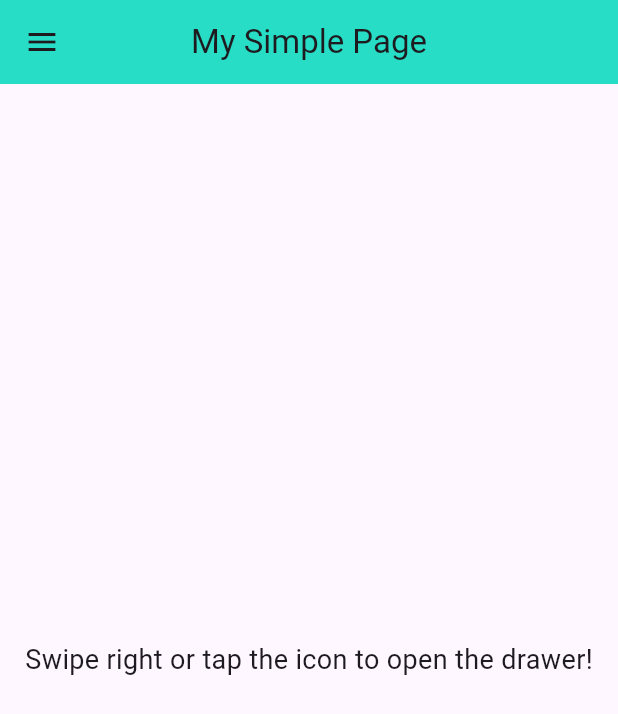
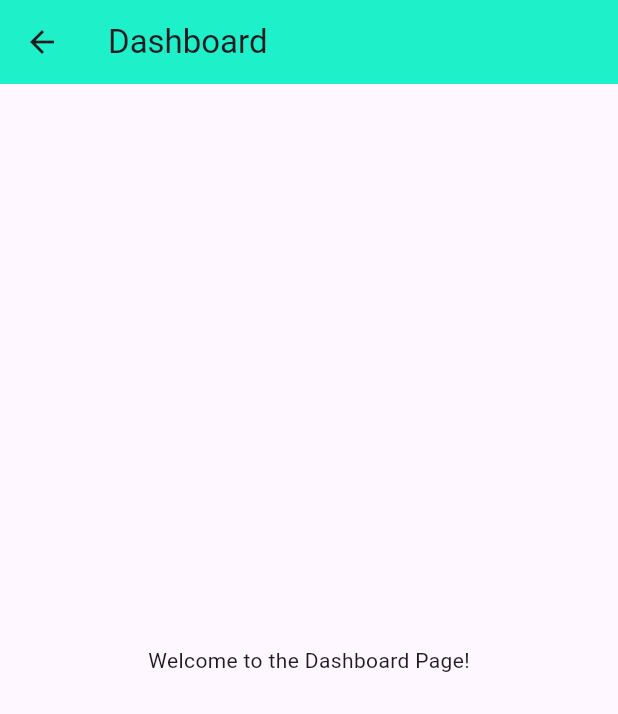
Before and after one commit to Alex16oz/aplikasiflutter1, a Flutter app: the screen it shows after launch, in the side drawer, after a tap on "Dashboard", on a phone screen of 412 x 824 dp. Shown: the top 714 px of the screen. Run offline on Flutter 3.47's test engine with Material 3 defaults, Android fonts, the phone set to English and light mode, and no system bars.

Commit message:
pemecahan halaman versi 1

```diff
--- a/lib/main.dart
+++ b/lib/main.dart
@@ -1,4 +1,17 @@
 import 'package:flutter/material.dart';
+
+// Import your new page files
+import 'pages/dashboard_page.dart';
+import 'pages/user_profile_page.dart';
+import 'pages/attendance_page.dart';
+import 'pages/warehouse_page.dart';
+import 'pages/schedule_page.dart';
+import 'pages/spareparts_page.dart';
+import 'pages/repair_reports_page.dart';
+import 'pages/damage_reports_page.dart';
+import 'pages/attendance_reports_page.dart';
+import 'pages/settings_page.dart';
+import 'pages/about_page.dart';
 
 void main() {
   runApp(const MyApp());
@@ -12,13 +25,15 @@ class MyApp extends StatelessWidget {
     return MaterialApp(
       title: 'Flutter AppBar Demo',
       theme: ThemeData(
-        // Using a specific hex color for the primary color
-        primaryColor: const Color(0xFF1EF1C9), // A deep blue color
-        // You can further define your color scheme if needed:
-        // colorScheme: ColorScheme.fromSeed(seedColor: const Color(0xFF0D47A1)),
-        // useMaterial3: true, // Optional: to use Material 3 design
+        primaryColor: const Color(0xFF1EF1C9),
       ),
       home: const SimplePageWithAppBar(),
+      // You can also define routes here for more complex navigation
+      // routes: {
+      //   '/dashboard': (context) => const DashboardPage(),
+      //   '/userProfile': (context) => const UserProfilePage(),
+      //   // ... other routes
+      // },
     );
   }
 }
@@ -26,18 +41,20 @@ class MyApp extends StatelessWidget {
 class SimplePageWithAppBar extends StatelessWidget {
   const SimplePageWithAppBar({super.key});
 
+  // Helper method to navigate
+  void _navigateToPage(BuildContext context, Widget page) {
+    Navigator.pop(context); // Close the drawer
+    Navigator.push(context, MaterialPageRoute(builder: (context) => page));
+  }
+
   @override
   Widget build(BuildContext context) {
     return Scaffold(
       appBar: AppBar(
         title: const Text('My Simple Page'),
-        // Using a specific hex color for the AppBar background
-        backgroundColor: const Color(0xFF1EF1C9), // Amber color
+        backgroundColor: const Color(0xFF1EF1C9),
         elevation: 8.0,
         centerTitle: true,
-        // IconTheme for AppBar icons, if needed, can be set here or in ThemeData
-        // iconTheme: IconThemeData(color: const Color(0xFFFFFFFF)), // Example: White icons
-        // titleTextStyle: TextStyle(color: const Color(0xFF000000)), // Example: Black title
       ),
       drawer: Drawer(
         child: ListView(
@@ -47,39 +64,33 @@ class SimplePageWithAppBar extends StatelessWidget {
               accountName: const Text(
                 'John Doe',
                 style: TextStyle(
-                  // Using a specific hex color for text
-                  color: Color(0xFFFFFFFF), // White color
+                  color: Color(0xFFFFFFFF),
                   fontWeight: FontWeight.bold,
                 ),
               ),
               accountEmail: const Text(
                 'john.doe@example.com',
                 style: TextStyle(
-                  // Using a specific hex color with opacity for text
-                  color: Color(0xB3FFFFFF), // White color with 70% opacity
+                  color: Color(0xB3FFFFFF),
                 ),
               ),
               currentAccountPicture: CircleAvatar(
-                // Using a specific hex color for the avatar background
-                backgroundColor: const Color(0xFFFFFFFF), // White color
+                backgroundColor: const Color(0xFFFFFFFF),
                 child: Icon(
                   Icons.person,
                   size: 50.0,
-                  // Using a specific hex color for the icon
-                  color: const Color(0xFF1976D2), // A medium blue color
+                  color: const Color(0xFF1976D2),
                 ),
               ),
               decoration: BoxDecoration(
-                // Using a specific hex color for the header background
-                color: const Color(0xFF1976D2), // A medium blue color
+                color: const Color(0xFF1976D2),
               ),
             ),
             ListTile(
               leading: const Icon(Icons.dashboard),
               title: const Text('Dashboard'),
               onTap: () {
-                print('Dashboard tapped');
-                Navigator.pop(context);
+                _navigateToPage(context, const DashboardPage());
               },
             ),
             // Separator for User
@@ -90,7 +101,7 @@ class SimplePageWithAppBar extends StatelessWidget {
                 style: TextStyle(
                   fontSize: 12.0,
                   fontWeight: FontWeight.bold,
-                  color: Colors.grey, // Or your desired color
+                  color: Colors.grey,
                 ),
               ),
             ),
@@ -98,16 +109,14 @@ class SimplePageWithAppBar extends StatelessWidget {
               leading: const Icon(Icons.person_outline),
               title: const Text('User Profile'),
               onTap: () {
-                print('User Profile tapped');
-                Navigator.pop(context);
+                _navigateToPage(context, const UserProfilePage());
               },
             ),
             ListTile(
               leading: const Icon(Icons.check_circle_outline),
               title: const Text('Attendance'),
               onTap: () {
-                print('Attendance tapped');
-                Navigator.pop(context);
+                _navigateToPage(context, const AttendancePage());
               },
             ),
             // Separator for Data
@@ -118,7 +127,7 @@ class SimplePageWithAppBar extends StatelessWidget {
                 style: TextStyle(
                   fontSize: 12.0,
                   fontWeight: FontWeight.bold,
-                  color: Colors.grey, // Or your desired color
+                  color: Colors.grey,
                 ),
               ),
             ),
@@ -126,24 +135,21 @@ class SimplePageWithAppBar extends StatelessWidget {
               leading: const Icon(Icons.store_mall_directory),
               title: const Text('Warehouse'),
               onTap: () {
-                print('Warehouse tapped');
-                Navigator.pop(context);
+                _navigateToPage(context, const WarehousePage());
               },
             ),
             ListTile(
               leading: const Icon(Icons.schedule),
               title: const Text('Schedule'),
               onTap: () {
-                print('Schedule tapped');
-                Navigator.pop(context);
+                _navigateToPage(context, const SchedulePage());
               },
             ),
             ListTile(
               leading: const Icon(Icons.build_circle_outlined),
               title: const Text('Spareparts'),
               onTap: () {
-                print('Spareparts tapped');
-                Navigator.pop(context);
+                _navigateToPage(context, const SparepartsPage());
               },
             ),
             // Separator for Reports
@@ -154,7 +160,7 @@ class SimplePageWithAppBar extends StatelessWidget {
                 style: TextStyle(
                   fontSize: 12.0,
                   fontWeight: FontWeight.bold,
-                  color: Colors.grey, // Or your desired color
+                  color: Colors.grey,
                 ),
               ),
             ),
@@ -162,25 +168,21 @@ class SimplePageWithAppBar extends StatelessWidget {
               leading: const Icon(Icons.receipt_long),
               title: const Text('Repair Reports'),
               onTap: () {
-                print('Repair Reports tapped');
-                Navigator.pop(context);
+                _navigateToPage(context, const RepairReportsPage());
               },
             ),
             ListTile(
               leading: const Icon(Icons.warning_amber_outlined),
               title: const Text('Damage Reports'),
               onTap: () {
-                print('Damage Reports tapped');
-                Navigator.pop(context);
+                _navigateToPage(context, const DamageReportsPage());
               },
             ),
-            // New "Attendance Reports" item
             ListTile(
-              leading: const Icon(Icons.event_note_outlined), // Example icon
+              leading: const Icon(Icons.event_note_outlined),
               title: const Text('Attendance Reports'),
               onTap: () {
-                print('Attendance Reports tapped');
-                Navigator.pop(context);
+                _navigateToPage(context, const AttendanceReportsPage());
               },
             ),
             // Separator for System
@@ -191,7 +193,7 @@ class SimplePageWithAppBar extends StatelessWidget {
                 style: TextStyle(
                   fontSize: 12.0,
                   fontWeight: FontWeight.bold,
-                  color: Colors.grey, // Or your desired color
+                  color: Colors.grey,
                 ),
               ),
             ),
@@ -199,16 +201,14 @@ class SimplePageWithAppBar extends StatelessWidget {
               leading: const Icon(Icons.settings),
               title: const Text('Settings'),
               onTap: () {
-                print('Settings tapped');
-                Navigator.pop(context);
+                _navigateToPage(context, const SettingsPage());
               },
             ),
             ListTile(
               leading: const Icon(Icons.info_outline),
               title: const Text('About'),
               onTap: () {
-                print('About tapped');
-                Navigator.pop(context);
+                _navigateToPage(context, const AboutPage());
               },
             ),
           ],
--- /dev/null
+++ b/lib/pages/dashboard_page.dart
@@ -0,0 +1,18 @@
+import 'package:flutter/material.dart';
+
+class DashboardPage extends StatelessWidget {
+  const DashboardPage({super.key});
+
+  @override
+  Widget build(BuildContext context) {
+    return Scaffold(
+      appBar: AppBar(
+        title: const Text('Dashboard'),
+        backgroundColor: const Color(0xFF1EF1C9), // Consistent AppBar color
+      ),
+      body: const Center(
+        child: Text('Welcome to the Dashboard Page!'),
+      ),
+    );
+  }
+}
```
Also changed, not shown: lib/pages/about_page.dart (added, +18 -0 lines), lib/pages/attendance_page.dart (added, +18 -0 lines), lib/pages/attendance_reports_page.dart (added, +18 -0 lines), lib/pages/damage_reports_page.dart (added, +18 -0 lines), lib/pages/repair_reports_page.dart (added, +18 -0 lines), lib/pages/schedule_page.dart (added, +18 -0 lines), lib/pages/settings_page.dart (added, +18 -0 lines), lib/pages/spareparts_page.dart (added, +18 -0 lines), lib/pages/user_profile_page.dart (added, +18 -0 lines), lib/pages/warehouse_page.dart (added, +18 -0 lines).
